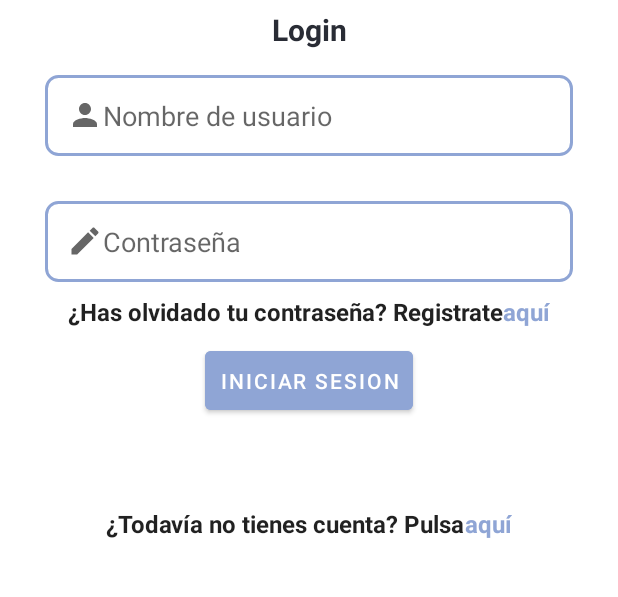
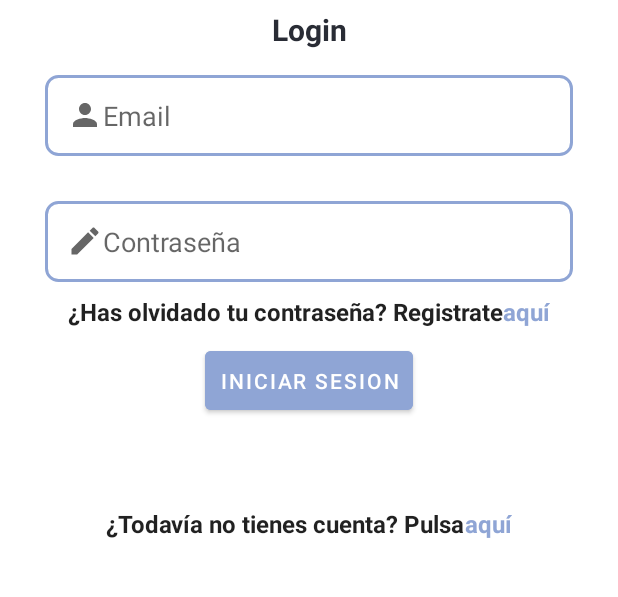
Before and after one commit to BelindaCev/AdoptaUnaMascotaNewFrontEnd, an Android app: the layout activity_login.xml on its own in the app's theme, with its tools: preview values and no code run, on a phone screen of 412 x 824 dp, the part 434-1031 px from its top. Run offline under Robolectric (Android 15) with nearby library versions, the phone set to English and light mode, and no system bars.

Commit message:
Arreglos de la parte de usuarios

```diff
--- a/app/src/main/res/layout/activity_login.xml
+++ b/app/src/main/res/layout/activity_login.xml
@@ -40,7 +40,7 @@
             android:layout_marginLeft="30dp"
             android:layout_marginBottom="30dp"
             android:background="@drawable/edittext_box"
-            android:hint="@string/nombre_usuario"
+            android:hint="@string/email"
             android:drawableStart="@drawable/baseline_person_24"/>
 
         <EditText
--- a/app/src/main/res/values-night/themes.xml
+++ b/app/src/main/res/values-night/themes.xml
@@ -2,12 +2,12 @@
     <!-- Base application theme. -->
     <style name="Theme.AdoptaUnaMascotaApp" parent="Theme.MaterialComponents.DayNight.DarkActionBar">
         <!-- Primary brand color. -->
-        <item name="colorPrimary">@color/purple_200</item>
-        <item name="colorPrimaryVariant">@color/purple_700</item>
+        <item name="colorPrimary">@color/azul_oscuro</item>
+        <item name="colorPrimaryVariant">@color/azul_claro</item>
         <item name="colorOnPrimary">@color/black</item>
         <!-- Secondary brand color. -->
-        <item name="colorSecondary">@color/teal_200</item>
-        <item name="colorSecondaryVariant">@color/teal_200</item>
+        <item name="colorSecondary">@color/rosa_oscuro</item>
+        <item name="colorSecondaryVariant">@color/rosa_claro</item>
         <item name="colorOnSecondary">@color/black</item>
         <!-- Status bar color. -->
         <item name="android:statusBarColor">?attr/colorPrimaryVariant</item>
--- a/app/src/main/res/values/themes.xml
+++ b/app/src/main/res/values/themes.xml
@@ -2,12 +2,12 @@
     <!-- Base application theme. -->
     <style name="Theme.AdoptaUnaMascotaApp" parent="Theme.MaterialComponents.DayNight.DarkActionBar">
         <!-- Primary brand color. -->
-        <item name="colorPrimary">@color/purple_500</item>
-        <item name="colorPrimaryVariant">@color/purple_700</item>
+        <item name="colorPrimary">@color/azul_oscuro</item>
+        <item name="colorPrimaryVariant">@color/azul_claro</item>
         <item name="colorOnPrimary">@color/white</item>
         <!-- Secondary brand color. -->
-        <item name="colorSecondary">@color/teal_200</item>
-        <item name="colorSecondaryVariant">@color/teal_700</item>
+        <item name="colorSecondary">@color/rosa_oscuro</item>
+        <item name="colorSecondaryVariant">@color/rosa_claro</item>
         <item name="colorOnSecondary">@color/black</item>
         <!-- Status bar color. -->
         <item name="android:statusBarColor">?attr/colorPrimaryVariant</item>
```
Also changed, not shown: app/src/main/AndroidManifest.xml (+9 -3 lines), app/src/main/java/com/example/adoptaunamascotaapp/connection/NetworkConnectionInterceptor.java (added, +30 -0 lines), app/src/main/java/com/example/adoptaunamascotaapp/repository/AbstractRepository.java (+11 -1 lines), app/src/main/res/layout/activity_card_view.xml (deleted, +0 -52 lines).
